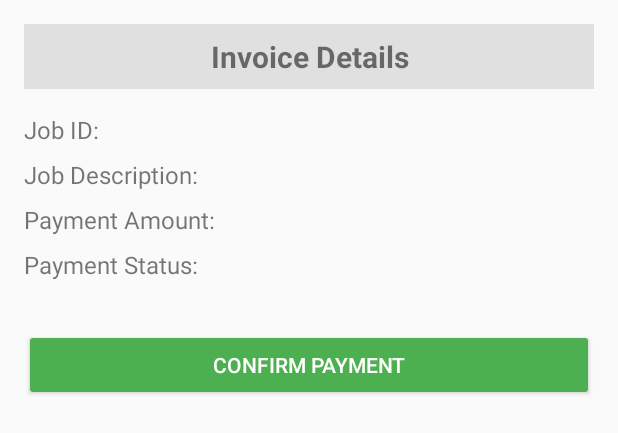
After one commit to nelsonle345/-comp313-00x-Team4-F24, an Android app built with Jetpack Compose: the layout activity_view_invoice.xml on its own in the app's theme, with its tools: preview values and no code run, on a phone screen of 412 x 824 dp. The commit adds this screen. Shown: the top 433 px of the screen. Run offline under Robolectric (Android 15) with nearby library versions, the phone set to English and light mode, and no system bars.

Commit message:
added invoice and viewing accepted work orders functionality
Added xml and java files and functionalities

```diff
--- a/app/src/main/res/layout/activity_view_all_work_orders.xml
+++ b/app/src/main/res/layout/activity_view_all_work_orders.xml
@@ -43,7 +43,6 @@
         android:layout_marginBottom="1dp"
         android:layout_marginTop="1dp"/>
 
-
     <ScrollView
         android:layout_width="match_parent"
         android:layout_height="480dp"
--- /dev/null
+++ b/app/src/main/res/layout/activity_view_invoice.xml
@@ -0,0 +1,65 @@
+<?xml version="1.0" encoding="utf-8"?>
+<ScrollView xmlns:android="http://schemas.android.com/apk/res/android"
+    android:layout_width="match_parent"
+    android:layout_height="match_parent"
+    android:padding="16dp">
+
+    <LinearLayout
+        android:layout_width="match_parent"
+        android:layout_height="wrap_content"
+        android:orientation="vertical">
+
+        <TextView
+            android:id="@+id/tvInvoiceTitle"
+            android:layout_width="match_parent"
+            android:layout_height="wrap_content"
+            android:text="Invoice Details"
+            android:textSize="20sp"
+            android:textStyle="bold"
+            android:gravity="center"
+            android:padding="8dp"
+            android:background="#E0E0E0"
+            android:layout_marginBottom="16dp" />
+
+        <TextView
+            android:id="@+id/tvJobId"
+            android:layout_width="match_parent"
+            android:layout_height="wrap_content"
+            android:text="Job ID: "
+            android:textSize="16sp"
+            android:layout_marginBottom="8dp" />
+
+        <TextView
+            android:id="@+id/tvJobDescription"
+            android:layout_width="match_parent"
+            android:layout_height="wrap_content"
+            android:text="Job Description: "
+            android:textSize="16sp"
+            android:layout_marginBottom="8dp" />
+
+        <TextView
+            android:id="@+id/tvPaymentAmount"
+            android:layout_width="match_parent"
+            android:layout_height="wrap_content"
+            android:text="Payment Amount: "
+            android:textSize="16sp"
+            android:layout_marginBottom="8dp" />
+
+        <TextView
+            android:id="@+id/tvPaymentStatus"
+            android:layout_width="match_parent"
+            android:layout_height="wrap_content"
+            android:text="Payment Status: "
+            android:textSize="16sp"
+            android:layout_marginBottom="16dp" />
+
+        <Button
+            android:id="@+id/btnConfirmPayment"
+            android:layout_width="match_parent"
+            android:layout_height="wrap_content"
+            android:text="Confirm Payment"
+            android:backgroundTint="#4CAF50"
+            android:textColor="#FFFFFF"
+            android:layout_marginTop="16dp" />
+    </LinearLayout>
+</ScrollView>
```
Also changed, not shown: app/src/main/java/com/comp313sec401/group4/shovelhero/Models/Invoice.java (added, +41 -0 lines), app/src/main/java/com/comp313sec401/group4/shovelhero/ViewRequestedWorkOrderActivity.java (+84 -15 lines), app/src/main/java/com/comp313sec401/group4/shovelhero/ui/theme/ViewInvoiceActivity.java (added, +90 -0 lines), app/src/main/res/layout/activity_view_requested_work_order.xml (+23 -2 lines).
